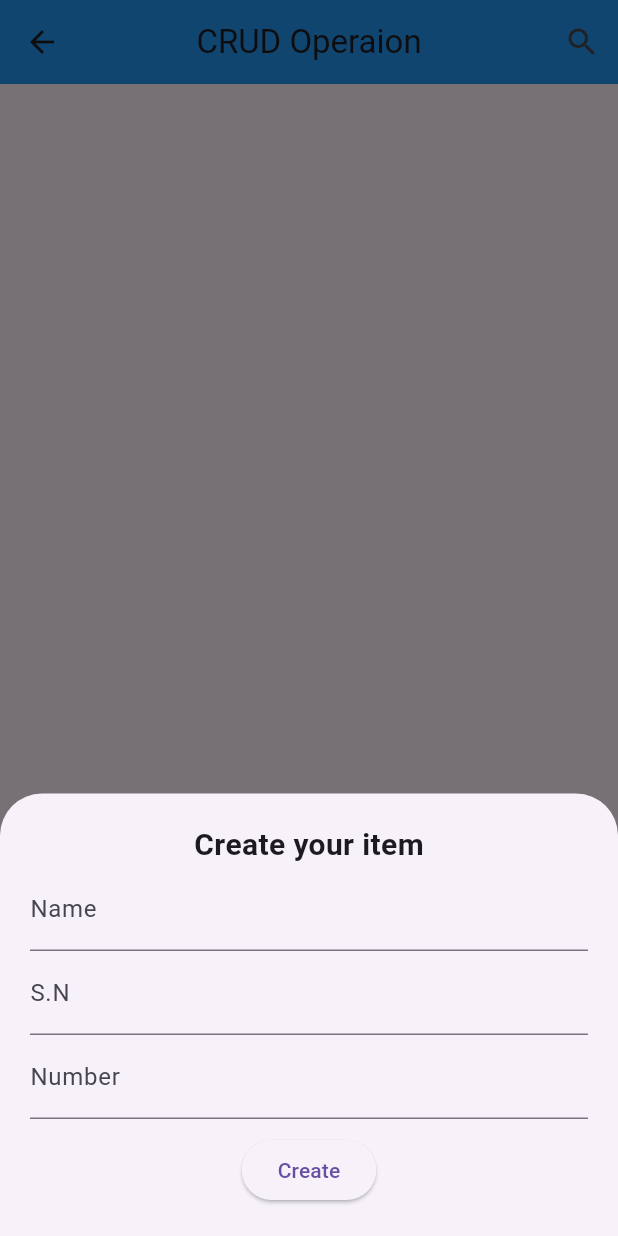
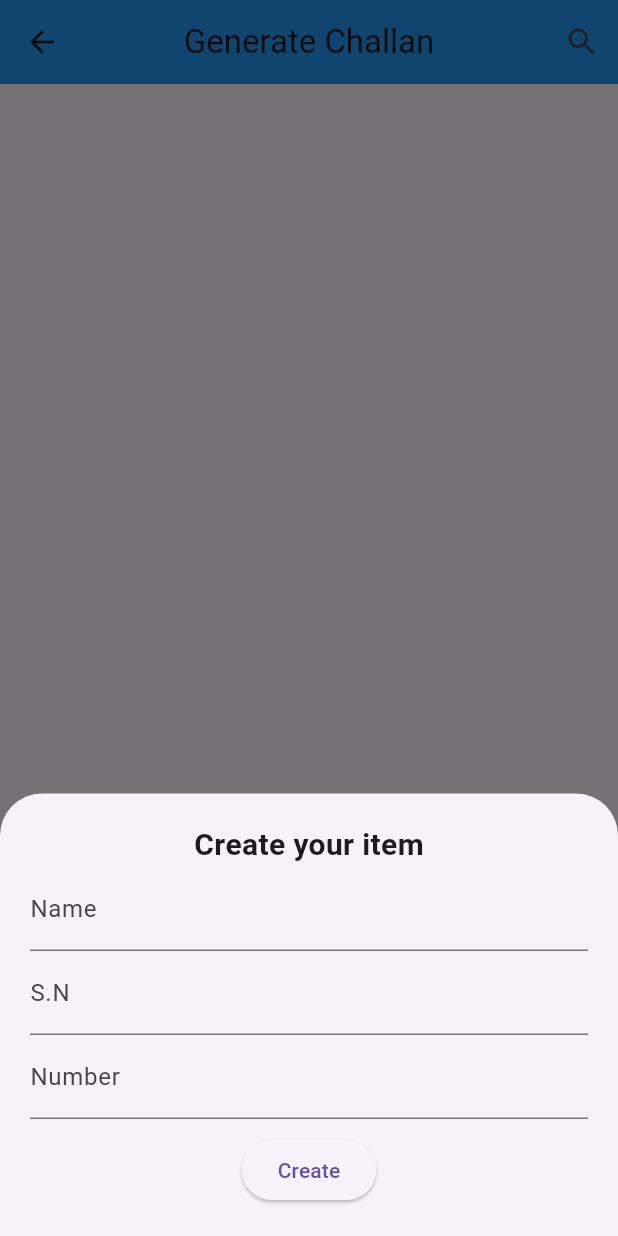
Before and after one commit to rohity20/MySmartApp, a Flutter app: the CRUDEoperation screen opened directly, after a tap on the "add" icon, on a phone screen of 412 x 824 dp. Run offline on Flutter 3.47's test engine with Material 3 defaults, Android fonts, the phone set to English and light mode, and no system bars; our stand-ins replace cloud_firestore, firebase_core, firebase_database, image_picker, video_player; accounts and stored records are empty; network calls fail; statements that could not run were skipped.

Commit message:
done commited

```diff
--- a/smart_app/lib/ChallanTablePage.dart
+++ b/smart_app/lib/ChallanTablePage.dart
@@ -144,7 +144,9 @@ class _ChallanTablePageState extends State<ChallanTablePage> {
   Widget build(BuildContext context) {
     return Scaffold(
       appBar: AppBar(
-        title: Text("Challan Table"),
+        title: Text("Vehicle Number Plates"),
+        backgroundColor: Colors.blue,
+        centerTitle: true,
       ),
       body: Center(
         child: Table(
@@ -220,7 +222,7 @@ class _ChallanTablePageState extends State<ChallanTablePage> {
                         MaterialPageRoute(
                           builder: (context) =>
                               // UserChallan(dataArray: widget.dataArray),
-                              const CRUDEoperation(),
+                              CRUDEoperation(dataArray: widget.dataArray),
                         ),
                       );
                     },
--- a/smart_app/lib/crude_operation.dart
+++ b/smart_app/lib/crude_operation.dart
@@ -2,13 +2,45 @@ import 'package:cloud_firestore/cloud_firestore.dart';
 import 'package:flutter/material.dart';
 
 class CRUDEoperation extends StatefulWidget {
-  const CRUDEoperation({super.key});
+  // const CRUDEoperation({super.key});
+  final List<dynamic>? dataArray;
+  const CRUDEoperation({Key? key, this.dataArray}) : super(key: key);
 
   @override
   State<CRUDEoperation> createState() => _MyWidgetState();
 }
 
 class _MyWidgetState extends State<CRUDEoperation> {
+  // List<TextEditingController> textControllers = [];
+
+  // final List<dynamic>? dataArray;
+
+  // _MyWidgetState({this.dataArray});
+
+  //  @override
+  // void initState() {
+  //   super.initState();
+  //   // Initialize text controllers for each image
+  //   textControllers = List.generate(
+  //     widget.dataArray!.length,
+  //     (index) => TextEditingController(
+  //       text: widget.dataArray![index]['text'] ?? 'rohi',
+  //     ),
+  //   );
+  // }
+
+  List<String> myarray = [];
+
+  @override
+  void initState() {
+    super.initState();
+    // Initialize text controllers for each image
+    myarray = List.generate(
+      widget.dataArray!.length,
+      (index) => widget.dataArray![index]['text'] ?? 'rohi',
+    );
+  }
+
   // text field controller
   final TextEditingController _nameController = TextEditingController();
   final TextEditingController _numberController = TextEditingController();
@@ -113,7 +145,7 @@ class _MyWidgetState extends State<CRUDEoperation> {
               children: [
                 const Center(
                   child: Text(
-                    "Update your item",
+                    "Generate Challan",
                     style: TextStyle(fontSize: 20, fontWeight: FontWeight.bold),
                   ),
                 ),
@@ -159,7 +191,7 @@ class _MyWidgetState extends State<CRUDEoperation> {
                         Navigator.of(context).pop();
                       }
                     },
-                    child: const Text("Update"))
+                    child: const Text("Submit"))
               ],
             ),
           );
@@ -204,7 +236,7 @@ class _MyWidgetState extends State<CRUDEoperation> {
                       hintText: 'Search..'),
                 ),
               )
-            : const Text('CRUD Operaion'),
+            : const Text('Generate Challan'),
         centerTitle: true,
         actions: [
           IconButton(
@@ -216,8 +248,23 @@ class _MyWidgetState extends State<CRUDEoperation> {
               icon: Icon(isSearchClicked ? Icons.close : Icons.search))
         ],
       ),
+
+      // body: ListView.builder(
+      //   itemCount: myarray.length,
+      //   itemBuilder: (context, index) {
+      //     return Padding(
+      //       padding: const EdgeInsets.all(8.0),
+      //       child: Text(
+      //         myarray[index] ?? 'No text available',
+      //         style: TextStyle(fontSize: 16),
+      //       ),
+      //     );
+      //   },
+      // ),
+
       body: StreamBuilder(
-        stream: _items.snapshots(),
+        // stream: _items.snapshots(),
+        stream: _items.where('vehno', whereIn: myarray).snapshots(),
         builder: (context, AsyncSnapshot<QuerySnapshot> streamSnapshot) {
           if (streamSnapshot.hasData) {
             final List<DocumentSnapshot> items = streamSnapshot.data!.docs
@@ -230,7 +277,7 @@ class _MyWidgetState extends State<CRUDEoperation> {
                 itemBuilder: (context, index) {
                   final DocumentSnapshot documentSnapshot = items[index];
                   return Card(
-                    color: const Color.fromARGB(255, 88, 136, 190),
+                    color: Color.fromARGB(255, 19, 107, 207),
                     shape: RoundedRectangleBorder(
                       borderRadius: BorderRadius.circular(20),
                     ),
@@ -275,10 +322,11 @@ class _MyWidgetState extends State<CRUDEoperation> {
           );
         },
       ),
+
       // Create new project button
       floatingActionButton: FloatingActionButton(
         onPressed: () => _create(),
-        backgroundColor: const Color.fromARGB(255, 88, 136, 190),
+        backgroundColor: Color.fromARGB(255, 38, 110, 192),
         child: const Icon(Icons.add),
       ),
     );
--- a/smart_app/lib/main.dart
+++ b/smart_app/lib/main.dart
@@ -243,6 +243,7 @@ class _MyHomePageState extends State<MyHomePage> {
       appBar: AppBar(
         title: Text("Smart Traffic App"),
         backgroundColor: Colors.blue,
+        centerTitle: true,
       ),
       body: Center(
         child: Column(
```
Also changed, not shown: Screenshot_20240312_132912.png (added).
